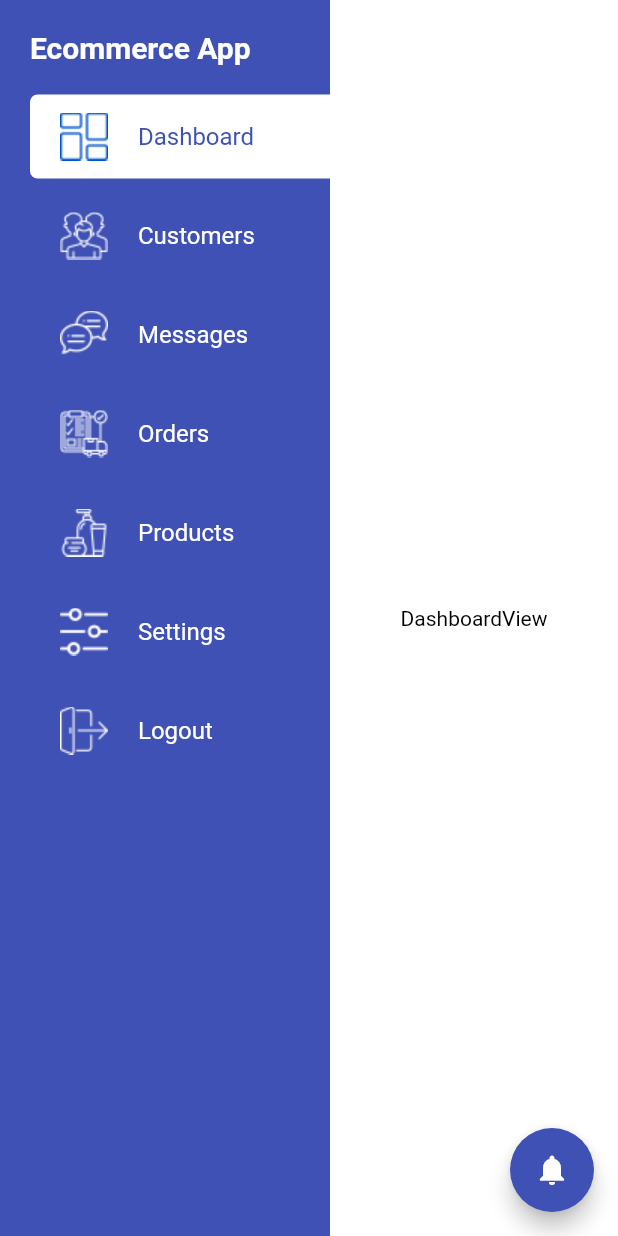
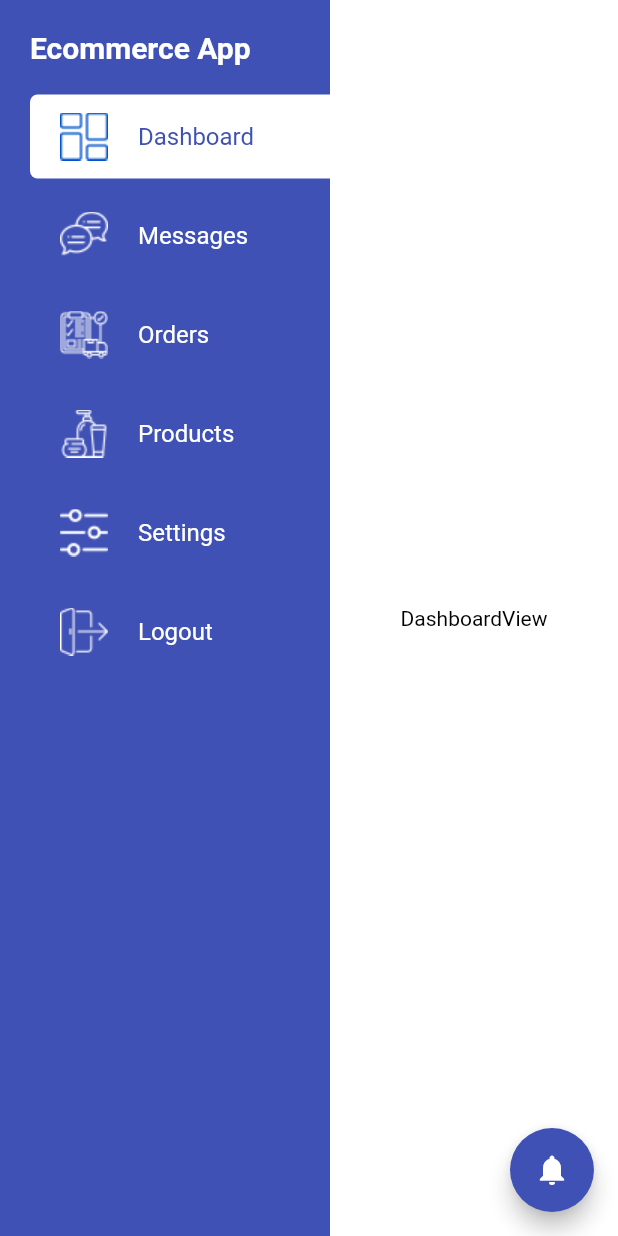
Before and after one commit to Mo-Meshrif/Ecommerce_Admin, a Flutter app: the screen it shows once a user with an empty profile is signed in, on a phone screen of 412 x 824 dp. Run offline on Flutter 3.47's test engine with Material 2 defaults, Android fonts, the light colour scheme and no system bars; our stand-ins replace cloud_firestore, firebase_auth, firebase_core, get, shared_preferences; accounts and stored records are empty.

Commit message:
separate homeView according to user's role

```diff
--- a/lib/const.dart
+++ b/lib/const.dart
@@ -1,3 +1,5 @@
+import 'views/subViews/homeView/categoriesView.dart';
+import 'views/subViews/homeView/shopsView.dart';
 import 'views/subViews/homeView/customersView.dart';
 import 'views/subViews/homeView/dashboardView.dart';
 import 'views/subViews/homeView/messagesView.dart';
@@ -8,14 +10,36 @@ import 'package:flutter/material.dart';
 
 const Color priColor = Colors.indigo;
 const Color swatchColor = Colors.white;
-List<Map<String, String>> homeItems = [
+List<Map<String, String>> adminItems = [
   {
-    'title': 'Dashboard',
-    'icon': 'assets/home/dashboard.png',
+    'title': 'Categories',
+    'icon': 'assets/home/categories.png',
   },
   {
     'title': 'Customers',
     'icon': 'assets/home/customers.png',
+  },
+  {
+    'title': 'Shops',
+    'icon': 'assets/home/shops.png',
+  },
+  {
+    'title': 'Messages',
+    'icon': 'assets/home/messages.png',
+  },
+  {
+    'title': 'Settings',
+    'icon': 'assets/home/settings.png',
+  },
+  {
+    'title': 'Logout',
+    'icon': 'assets/home/logout.png',
+  },
+];
+List<Map<String, String>> mangerItems = [
+  {
+    'title': 'Dashboard',
+    'icon': 'assets/home/dashboard.png',
   },
   {
     'title': 'Messages',
@@ -38,9 +62,15 @@ List<Map<String, String>> homeItems = [
     'icon': 'assets/home/logout.png',
   },
 ];
-List<Widget> homeViews = [
+List<Widget> adminViews = [
+  CategoriesView(),
+  CustomersView(),
+  ShopsView(),
+  MessagesView(),
+  SettingsView(),
+];
+List<Widget> mangerViews = [
   DashboardView(),
-  CustomersView(),
   MessagesView(),
   OrdersView(),
   ProductsView(),
--- a/lib/core/viewModel/authViewModel.dart
+++ b/lib/core/viewModel/authViewModel.dart
@@ -36,8 +36,8 @@ class AuthViewModel extends GetxController {
     update();
   }
 
-  bool isAdmin(String loginEmail) {
-    return _users.firstWhere((element) => element.email == loginEmail).isAdmin;
+  bool isNotCustomer(String loginEmail) {
+    return _users.firstWhere((element) => element.email == loginEmail).role!='Customer';
   }
 
   Future<void> getUsers() async {
@@ -76,7 +76,7 @@ class AuthViewModel extends GetxController {
             id: user.user.uid,
             userName: userName,
             email: email,
-            isAdmin: true,
+            role: 'Manger',
             isOnline: true);
         await FireStoreUser().addUserToFireStore(userModel);
         setUser(userModel);
@@ -88,7 +88,7 @@ class AuthViewModel extends GetxController {
   signIn() async {
     _loading.value = true;
     update();
-    if (isAdmin(email)) {
+    if (isNotCustomer(email)) {
       await _auth
           .signInWithEmailAndPassword(email: email, password: password)
           .onError((error, stackTrace) {
@@ -108,7 +108,7 @@ class AuthViewModel extends GetxController {
     } else {
       _loading.value = false;
       update();
-      handleAuthErrors('Entered account does not belong to admins !');
+      handleAuthErrors('Customers are not allowed to enter !');
     }
   }
 
--- a/lib/core/viewModel/homeViewModel.dart
+++ b/lib/core/viewModel/homeViewModel.dart
@@ -1,16 +1,33 @@
+import '../../helper/localStorageData.dart';
+import '../../model/userModel.dart';
 import 'package:flutter/foundation.dart';
 import 'package:get/get.dart';
 
 class HomeViewModel extends GetxController {
   int currentItem = 0;
-  ValueNotifier<bool> isNotify=ValueNotifier(false);
+  LocalStorageData _localStorageData = Get.find<LocalStorageData>();
+  UserModel savedUser;
+  ValueNotifier<bool> isNotify = ValueNotifier(false);
+  onInit() {
+    getSavedUser();
+    super.onInit();
+  }
+
   changeItemsIndex(val) {
     currentItem = val;
-    isNotify.value=false;
+    isNotify.value = false;
     update();
   }
-  changeNotifyState(){
-    isNotify.value=true;
+
+  changeNotifyState() {
+    isNotify.value = true;
     update();
   }
+
+  getSavedUser() {
+    _localStorageData.getUser.then((user) {
+      savedUser = user;
+      update();
+    });
+  }
 }
--- a/lib/model/userModel.dart
+++ b/lib/model/userModel.dart
@@ -1,12 +1,12 @@
 class UserModel {
-  String id, userName, email, pic;
-  bool isAdmin, isOnline;
+  String id, userName, email, pic, role;
+  bool isOnline;
   UserModel({
     this.id,
     this.userName,
     this.email,
     this.pic,
-    this.isAdmin,
+    this.role,
     this.isOnline,
   });
   UserModel.fromJson(Map<String, dynamic> map) {
@@ -17,7 +17,7 @@ class UserModel {
     userName = map['userName'];
     email = map['email'];
     pic = map['pic'];
-    isAdmin = map['isAdmin'];
+    role = map['role'];
     isOnline = map['isOnline'];
   }
 
@@ -27,7 +27,7 @@ class UserModel {
       'userName': userName,
       'email': email,
       'pic': pic,
-      'isAdmin': isAdmin,
+      'role': role,
       'isOnline': isOnline,
     };
   }
--- a/lib/views/controlView.dart
+++ b/lib/views/controlView.dart
@@ -1,3 +1,4 @@
+import '../core/viewModel/homeViewModel.dart';
 import '../core/viewModel/authViewModel.dart';
 import '../views/mainViews/authView.dart';
 import '../views/mainViews/homeView.dart';
@@ -7,6 +8,14 @@ import 'package:get/get.dart';
 class ControlView extends GetWidget<AuthViewModel> {
   @override
   Widget build(BuildContext context) {
-    return Obx(()=>controller.user!=null? HomeView() : AuthView());
+    return Obx(() => controller.user != null
+        ? GetBuilder<HomeViewModel>(
+            init: HomeViewModel(),
+            builder: (homeController) => homeController.savedUser == null
+                ? Center(
+                    child: CircularProgressIndicator(),
+                  )
+                : HomeView())
+        : AuthView());
   }
 }
--- a/lib/views/mainViews/homeView.dart
+++ b/lib/views/mainViews/homeView.dart
@@ -9,9 +9,14 @@ import 'package:get/get.dart';
 class HomeView extends StatelessWidget {
   @override
   Widget build(BuildContext context) => GetBuilder<HomeViewModel>(
-        init: HomeViewModel(),
         builder: (homeController) {
+          String userRole = homeController.savedUser.role;
+          List<Map<String, String>> homeItems =
+              userRole == 'Admin' ? adminItems : mangerItems;
+          List<Widget> homeViews =
+              userRole == 'Admin' ? adminViews : mangerViews;
           int index = homeController.currentItem;
+          int logoutIndex = homeItems.indexOf(homeItems.last);
           bool isNotify = homeController.isNotify.value;
           return Scaffold(
             body: Row(
@@ -36,24 +41,28 @@ class HomeView extends StatelessWidget {
                         itemCount: homeItems.length,
                         padding: EdgeInsets.only(left: 20),
                         itemBuilder: (context, i) {
-                          Color bodyColor = index == i && i != 6 && !isNotify
+                          Color bodyColor =
+                              index == i && i != logoutIndex && !isNotify
                                   ? swatchColor
                                   : priColor;
-                          Color iconColor = index == i && i != 6 && !isNotify
+                          Color iconColor =
+                              index == i && i != logoutIndex && !isNotify
                                   ? null
                                   : swatchColor;
-                          BorderRadiusGeometry borderR = index == i && i != 6
+                          BorderRadiusGeometry borderR =
+                              index == i && i != logoutIndex
                                   ? BorderRadius.only(
                                       topLeft: Radius.circular(5),
                                       bottomLeft: Radius.circular(5))
                                   : null;
-                          Color contentColor = index == i && i != 6 && !isNotify
+                          Color contentColor =
+                              index == i && i != logoutIndex && !isNotify
                                   ? priColor
                                   : swatchColor;
                           return GestureDetector(
                             onTap: () {
                               homeController.changeItemsIndex(i);
-                              if (i == 6) {
+                              if (i == logoutIndex) {
                                 Get.find<AuthViewModel>().logout();
                               }
                             },
@@ -89,7 +98,7 @@ class HomeView extends StatelessWidget {
                     color: Colors.white,
                     child: isNotify
                         ? NotificationsView()
-                        : index != 6
+                        : index != logoutIndex
                             ? homeViews[index]
                             : Center(
                                 child: CustomText(
@@ -100,7 +109,7 @@ class HomeView extends StatelessWidget {
                 ),
               ],
             ),
-            floatingActionButton: index != 6 && !isNotify
+            floatingActionButton: index != logoutIndex && !isNotify
                 ? FloatingActionButton(
                     backgroundColor: priColor,
                     onPressed: () => homeController.changeNotifyState(),
--- /dev/null
+++ b/lib/views/subViews/homeView/categoriesView.dart
@@ -0,0 +1,13 @@
+import '../../../widgets/customText.dart';
+import 'package:flutter/material.dart';
+
+class CategoriesView extends StatelessWidget {
+  @override
+  Widget build(BuildContext context) {
+    return Center(
+      child: CustomText(
+        txt: 'CategoriesView',
+      ),
+    );
+  }
+}
--- /dev/null
+++ b/lib/views/subViews/homeView/shopsView.dart
@@ -0,0 +1,13 @@
+import '../../../widgets/customText.dart';
+import 'package:flutter/material.dart';
+
+class ShopsView extends StatelessWidget {
+  @override
+  Widget build(BuildContext context) {
+    return Center(
+      child: CustomText(
+        txt: 'ShopsView',
+      ),
+    );
+  }
+}
```
Also changed, not shown: assets/home/categories.png (added), assets/home/shops.png (added). Lines whose indentation alone changed are shown as unchanged.
